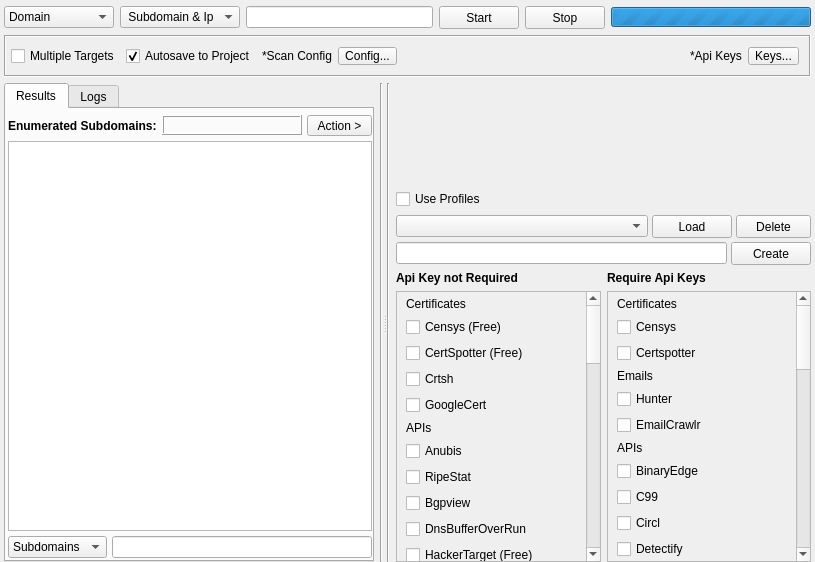
The window that gui/src/engines/osint/Osint.ui (3nock/OTE) describes before a commit, drawn with Qt 5.
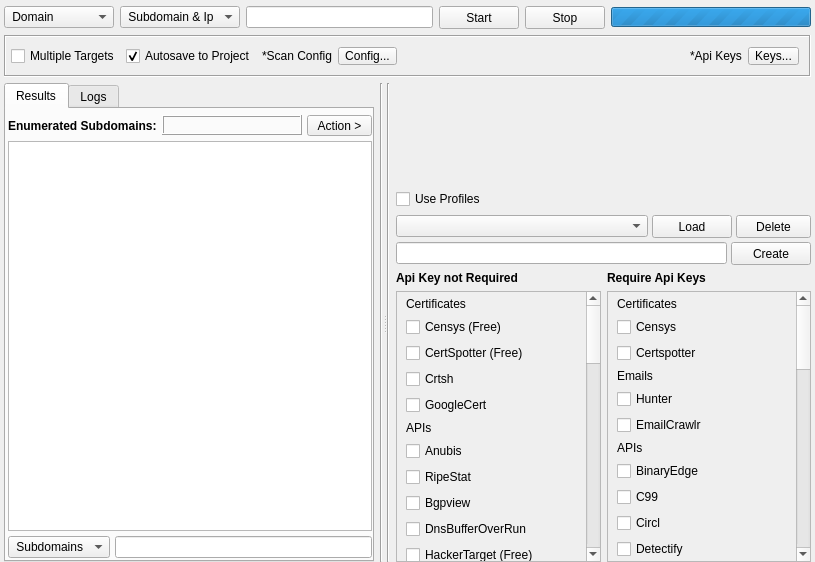
The same window after the commit. Custom widgets are drawn as their Qt base class.

Patch:
```diff
--- a/gui/src/engines/osint/Osint.ui
+++ b/gui/src/engines/osint/Osint.ui
@@ -36,12 +36,12 @@
        <property name="minimumSize">
         <size>
          <width>110</width>
-         <height>0</height>
+         <height>21</height>
         </size>
        </property>
        <item>
         <property name="text">
-         <string>Domain</string>
+         <string> Domain</string>
         </property>
        </item>
        <item>
@@ -599,13 +599,13 @@
               <widget class="QComboBox" name="comboBoxFilter">
                <property name="minimumSize">
                 <size>
-                 <width>90</width>
-                 <height>0</height>
+                 <width>100</width>
+                 <height>20</height>
                 </size>
                </property>
                <item>
                 <property name="text">
-                 <string>Subdomains</string>
+                 <string> Subdomains</string>
                 </property>
                </item>
                <item>
```
Left out of the diff: 22 changed lines with no effect on the pictures.
